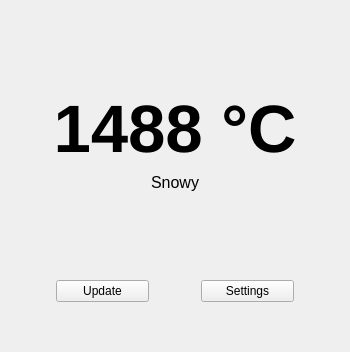
First picture: the form in src/mainwindow.ui, repository SidBroGG/weather-2, before the edit.
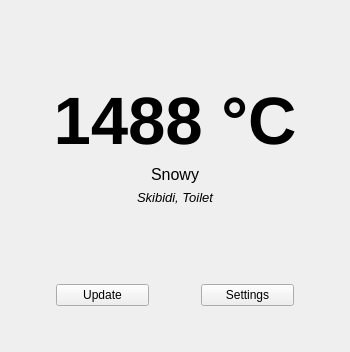
Second picture: the form after the edit.

Patch:
```diff
--- a/src/mainwindow.ui
+++ b/src/mainwindow.ui
@@ -14,7 +14,7 @@
    <string>Weather 2</string>
   </property>
   <widget class="QWidget" name="centralwidget">
-   <layout class="QVBoxLayout" name="verticalLayout" stretch="2,0,0,2,0,1">
+   <layout class="QVBoxLayout" name="verticalLayout" stretch="2,0,0,0,2,0,1">
     <item>
      <spacer name="verticalSpacer_3">
       <property name="orientation">
@@ -59,6 +59,22 @@
       </property>
      </widget>
     </item>
+    <item>
+     <widget class="QLabel" name="cityLabel">
+      <property name="font">
+       <font>
+        <pointsize>10</pointsize>
+        <italic>true</italic>
+       </font>
+      </property>
+      <property name="text">
+       <string>Skibidi, Toilet</string>
+      </property>
+      <property name="alignment">
+       <set>Qt::AlignmentFlag::AlignCenter</set>
+      </property>
+     </widget>
+    </item>
     <item>
      <spacer name="verticalSpacer_2">
       <property name="orientation">
```
